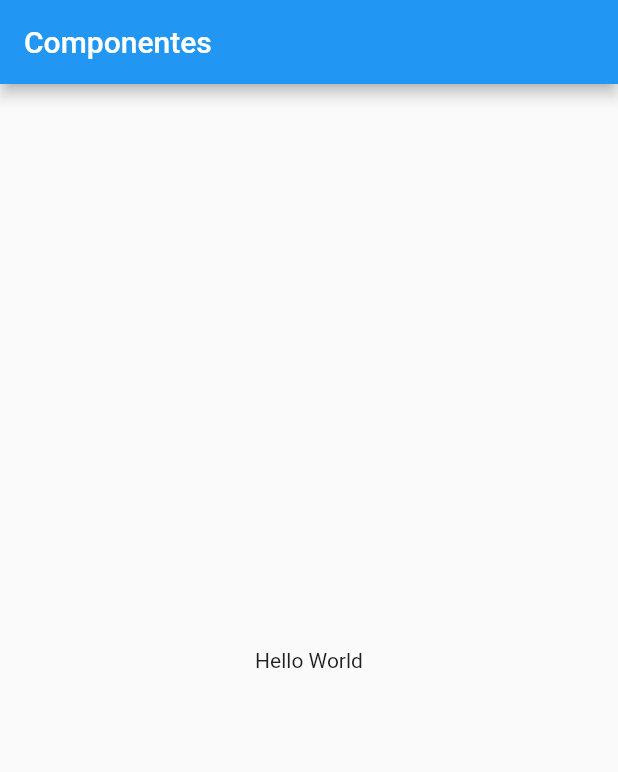
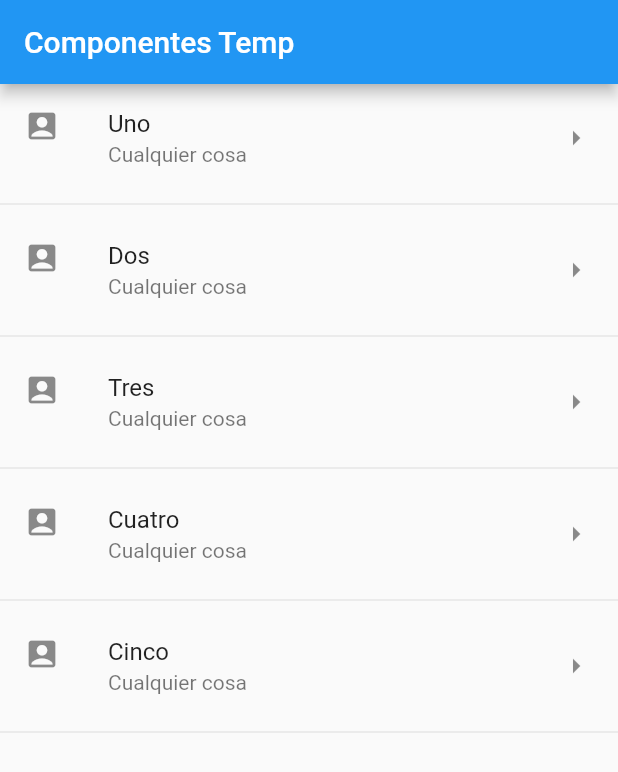
Before and after one commit to andres-mestra/componentes-flutter, a Flutter app: the screen it shows after launch, on a phone screen of 412 x 824 dp. Shown: the top 772 px of the screen. Run offline on Flutter 3.47's test engine with Material 2 defaults, Android fonts, the phone set to English and light mode, and no system bars.

Commit message:
feat: formas de crear listas de widgets

```diff
--- a/lib/main.dart
+++ b/lib/main.dart
@@ -1,22 +1,17 @@
 import 'package:flutter/material.dart';
+import 'package:componentes/src/pages/home_temp.dart';
 
-void main() => runApp(MyApp());
+void main() => runApp(const MyApp());
 
 class MyApp extends StatelessWidget {
+  const MyApp({Key? key}) : super(key: key);
+
   @override
   Widget build(BuildContext context) {
     return MaterialApp(
       title: 'Componentes App',
-      home: Scaffold(
-        appBar: AppBar(
-          title: Text('Componentes'),
-        ),
-        body: Center(
-          child: Container(
-            child: Text('Hello World'),
-          ),
-        ),
-      ),
+      debugShowCheckedModeBanner: false,
+      home: HomePageTemp(),
     );
   }
 }
--- /dev/null
+++ b/lib/src/pages/home_temp.dart
@@ -0,0 +1,53 @@
+import 'package:flutter/material.dart';
+
+class HomePageTemp extends StatelessWidget {
+  final opciones = ['Uno', 'Dos', 'Tres', 'Cuatro', 'Cinco'];
+
+  HomePageTemp({Key? key}) : super(key: key);
+
+  @override
+  Widget build(BuildContext context) {
+    return Scaffold(
+      appBar: AppBar(
+        title: const Text('Componentes Temp'),
+      ),
+      body: ListView(
+        //children: _crearItems(),
+        children: _crearItemsCorta(),
+      ),
+    );
+  }
+
+  List<Widget> _crearItems() {
+    List<Widget> lista = [];
+    for (var opt in opciones) {
+      final tempWidget = ListTile(
+        title: Text(opt),
+      );
+
+      lista
+        ..add(tempWidget)
+        ..add(const Divider());
+    }
+    return lista;
+  }
+
+  List<Widget> _crearItemsCorta() {
+    return opciones
+        .map(
+          (item) => Column(
+            children: [
+              ListTile(
+                title: Text(item),
+                subtitle: const Text('Cualquier cosa'),
+                leading: const Icon(Icons.account_box),
+                trailing: const Icon(Icons.arrow_right),
+                onTap: () {},
+              ),
+              const Divider(),
+            ],
+          ),
+        )
+        .toList();
+  }
+}
```
